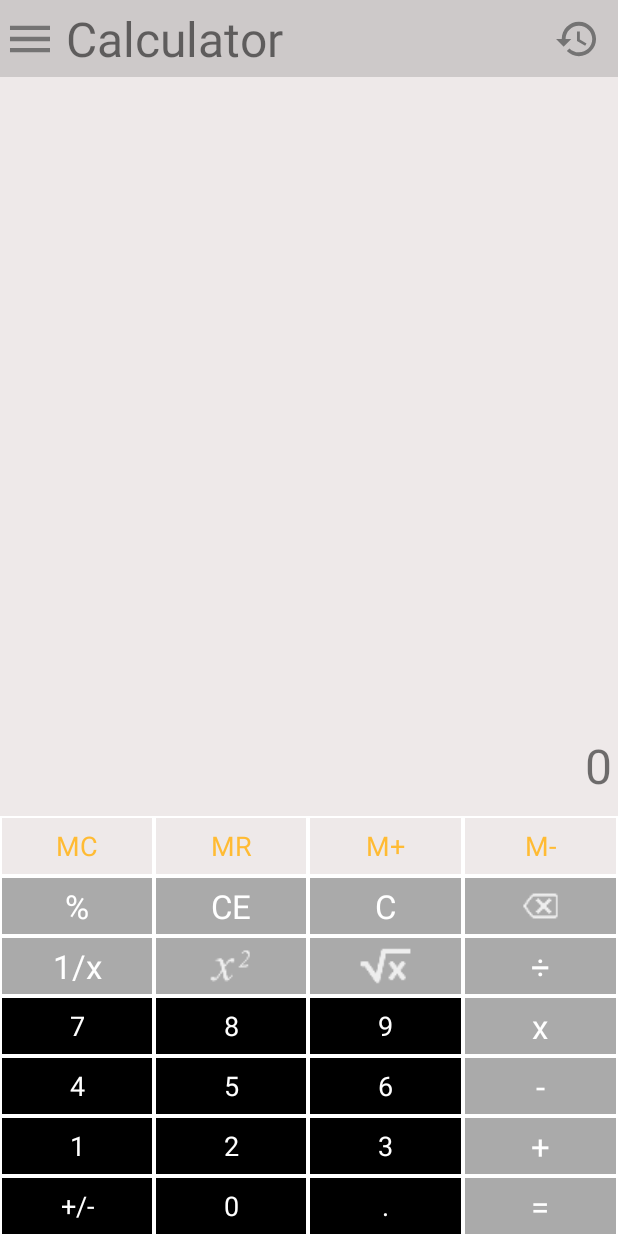
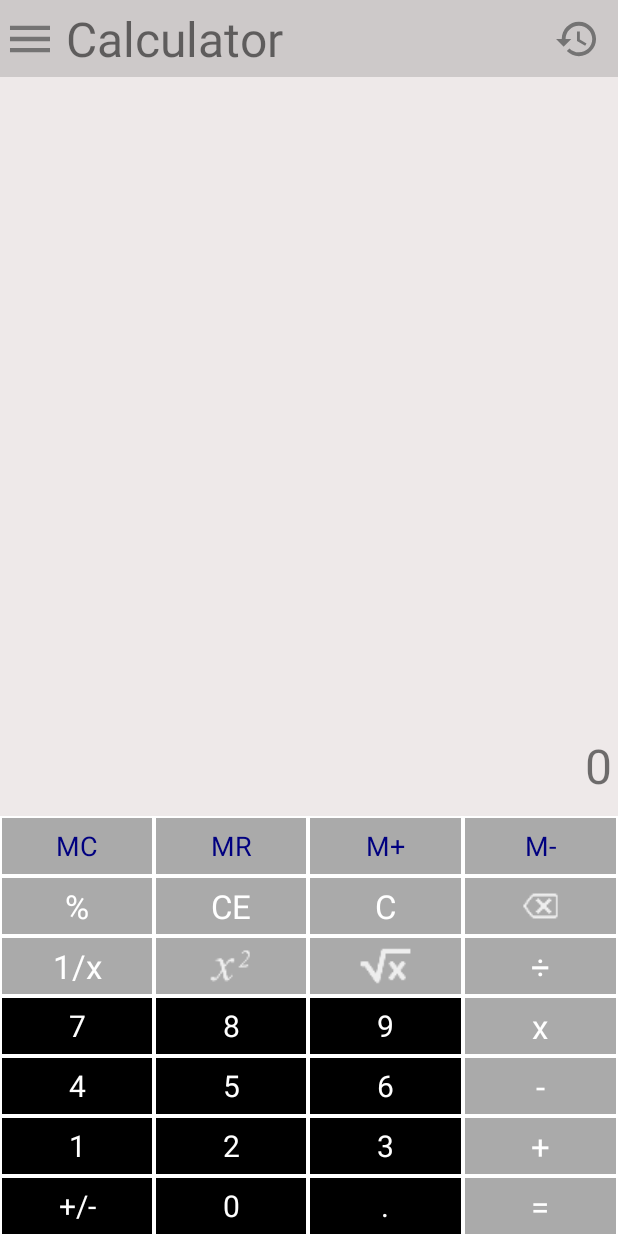
Before and after one commit to dasBikash84/shopping-manager, an Android app: the ActivityCalculator screen opened directly, with no data from a screen before it, on a phone screen of 412 x 824 dp. Run offline under Robolectric (Android 15) with nearby library versions, the phone set to English and light mode, and no system bars; libraries missing offline, so code that uses them is left out: com.dasbikash.android_basic_utils, com.dasbikash.android_view_utils; plain views replace ClickableImageView, ClickableTextView.

Commit message:
style modification.

```diff
--- a/app/src/main/res/values/styles.xml
+++ b/app/src/main/res/values/styles.xml
@@ -29,7 +29,7 @@
 
     <style name="calc_input_button">
         <item name="android:gravity">center</item>
-        <item name="android:textSize">18sp</item>
+        <item name="android:textSize">20sp</item>
         <item name="android:textColor">@android:color/white</item>
         <item name="android:background">@android:color/black</item>
         <item name="android:layout_margin">1dp</item>
@@ -45,9 +45,10 @@
 
     <style name="calc_mem_button">
         <item name="android:gravity">center</item>
-        <item name="android:textColor">@android:color/holo_orange_light</item>
-        <item name="android:background">@color/snow_white2</item>
+        <item name="android:textColor">@color/color_navy_blue</item>
+        <item name="android:background">@android:color/darker_gray</item>
         <item name="android:textSize">18sp</item>
         <item name="android:layout_margin">1dp</item>
+        <item name="android:textStyle">normal</item>
     </style>
 </resources>
```
